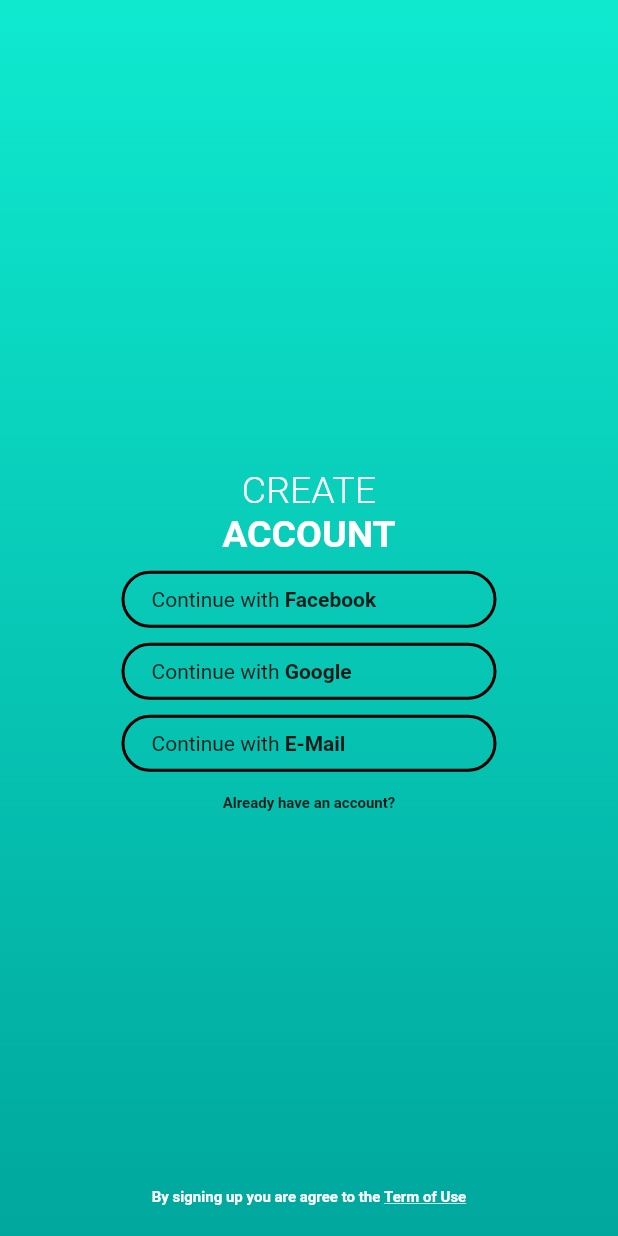
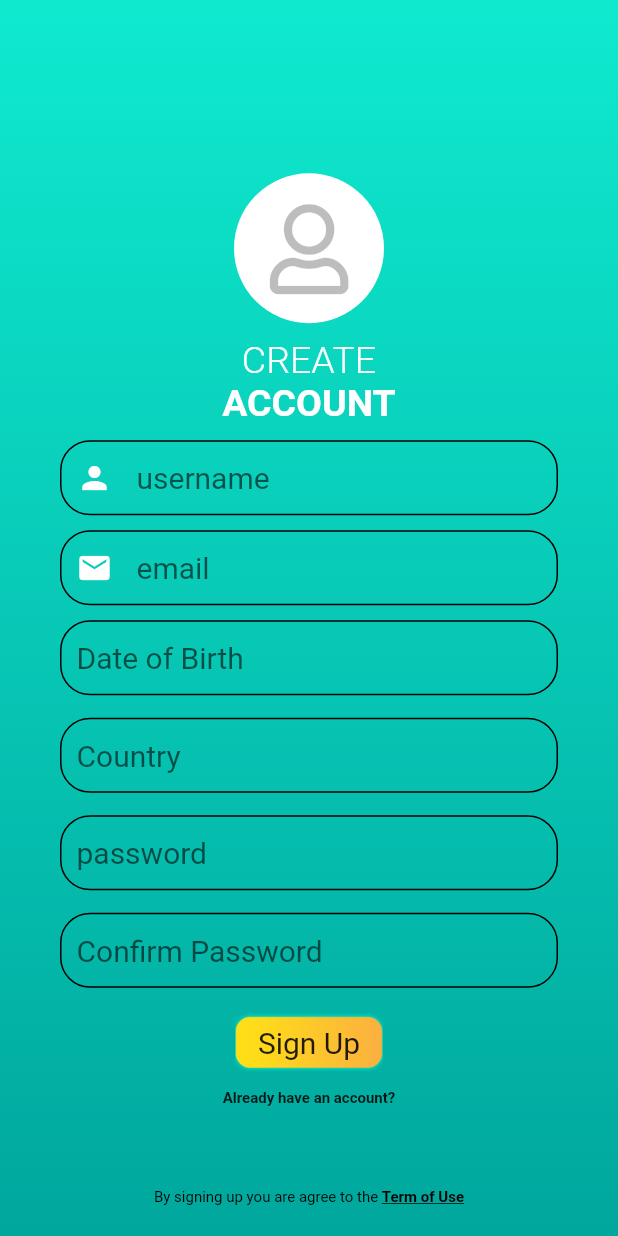
Before and after one commit to azizahmed45/opa_flutter, a Flutter app: the screen it shows after launch, on a phone screen of 412 x 824 dp. Run offline on Flutter 3.47's test engine with Material 2 defaults, Android fonts, the phone set to English and light mode, and no system bars; our stand-ins replace font_awesome_flutter.

Commit message:
Sign up page done needs ratio changes

```diff
--- a/lib/main.dart
+++ b/lib/main.dart
@@ -1,6 +1,7 @@
 import 'package:flutter/material.dart';
 import 'package:opa_flutter/pages/create_account.dart';
 import 'package:opa_flutter/pages/login.dart';
+import 'package:opa_flutter/pages/sign_up.dart';
 import 'package:opa_flutter/pages/splash.dart';
 
 void main() {
@@ -20,7 +21,8 @@ class MyApp extends StatelessWidget {
       ),
       home: Scaffold(
           body:
-          CreateAccount()
+          SignUp()
+          // CreateAccount()
           // Login()
           // Splash()
       ),
--- a/lib/pages/create_account.dart
+++ b/lib/pages/create_account.dart
@@ -101,8 +101,7 @@ class CreateAccount extends StatelessWidget {
                     "By signing up you are agree to the ",
                     style: TextStyle(
                         color: Colors.white,
-                        fontSize: 10,
-                        fontWeight: FontWeight.bold),
+                        fontSize: 10),
                   ),
                   Text(
                     "Term of Use",
--- /dev/null
+++ b/lib/pages/sign_up.dart
@@ -0,0 +1,170 @@
+import 'package:flutter/cupertino.dart';
+import 'package:flutter/material.dart';
+import 'package:flutter/widgets.dart';
+import 'package:font_awesome_flutter/font_awesome_flutter.dart';
+import 'package:opa_flutter/widgets/bordered_item.dart';
+import 'package:opa_flutter/widgets/gradient.dart';
+
+class SignUp extends StatelessWidget {
+  @override
+  Widget build(BuildContext context) {
+    return Container(
+      decoration: pageGradient,
+      width: MediaQuery.of(context).size.width,
+      padding: EdgeInsets.fromLTRB(40, 50, 40, 20),
+      child: Stack(
+        alignment: Alignment.center,
+        children: <Widget>[
+          Column(
+            mainAxisAlignment: MainAxisAlignment.center,
+            children: <Widget>[
+              CircleAvatar(
+                backgroundColor: Colors.white,
+                child: FaIcon(FontAwesomeIcons.user,
+                    size: 60, color: Colors.black26),
+                minRadius: 50,
+              ),
+              SizedBox(
+                height: 10,
+              ),
+              Text(
+                "CREATE",
+                style: TextStyle(
+                    fontSize: 25,
+                    fontWeight: FontWeight.w300,
+                    color: Colors.white),
+              ),
+              Text(
+                "ACCOUNT",
+                style: TextStyle(
+                    fontSize: 25,
+                    fontWeight: FontWeight.bold,
+                    color: Colors.white),
+              ),
+              SizedBox(
+                height: 10,
+              ),
+              BorderedItem(
+                child: TextFormField(
+                  style: TextStyle(fontSize: 20, color: Colors.white),
+                  decoration: InputDecoration(
+                      icon: Icon(
+                        Icons.person,
+                        color: Colors.white,
+                      ),
+                      border: InputBorder.none,
+                      hintText: 'username'),
+                ),
+              ),
+              SizedBox(
+                height: 10,
+              ),
+              BorderedItem(
+                child: TextFormField(
+                  style: TextStyle(fontSize: 20, color: Colors.white),
+                  decoration: InputDecoration(
+                      icon: Icon(
+                        Icons.email,
+                        color: Colors.white,
+                      ),
+                      border: InputBorder.none,
+                      hintText: 'email'),
+                ),
+              ),
+              SizedBox(
+                height: 10,
+              ),
+              BorderedItem(
+                child: TextFormField(
+                  style: TextStyle(fontSize: 20, color: Colors.white),
+                  decoration: InputDecoration(
+                      border: InputBorder.none, hintText: 'Date of Birth'),
+                ),
+              ),
+              SizedBox(
+                height: 15,
+              ),
+              BorderedItem(
+                child: TextFormField(
+                  style: TextStyle(fontSize: 20, color: Colors.white),
+                  decoration: InputDecoration(
+                      border: InputBorder.none, hintText: 'Country'),
+                ),
+              ),
+              SizedBox(
+                height: 15,
+              ),
+              BorderedItem(
+                child: TextFormField(
+                  style: TextStyle(fontSize: 20, color: Colors.white),
+                  decoration: InputDecoration(
+                      border: InputBorder.none, hintText: 'password'),
+                ),
+              ),
+              SizedBox(
+                height: 15,
+              ),
+              BorderedItem(
+                child: TextFormField(
+                  style: TextStyle(fontSize: 20, color: Colors.white),
+                  decoration: InputDecoration(
+                      border: InputBorder.none, hintText: 'Confirm Password'),
+                ),
+              ),
+              SizedBox(
+                height: 15,
+              ),
+              GestureDetector(
+                child: Container(
+                  padding: EdgeInsets.symmetric(vertical: 10, horizontal: 15),
+                  decoration: BoxDecoration(
+                      image: DecorationImage(
+                          image:
+                              AssetImage('assets/images/others/Click-Spin.png'),
+                          fit: BoxFit.cover)),
+                  child: Text(
+                    "Sign Up",
+                    style: TextStyle(fontSize: 20),
+                  ),
+                ),
+              ),
+              SizedBox(
+                height: 10,
+              ),
+              Text(
+                "Already have an account?",
+                style: TextStyle(fontSize: 10, fontWeight: FontWeight.bold),
+              )
+            ],
+          ),
+          Column(
+            mainAxisSize: MainAxisSize.max,
+            mainAxisAlignment: MainAxisAlignment.end,
+            children: <Widget>[
+              Row(
+                mainAxisAlignment: MainAxisAlignment.center,
+                children: <Widget>[
+                  Text(
+                    "By signing up you are agree to the ",
+                    style: TextStyle(
+                      color: Colors.black,
+                      fontSize: 10,
+                    ),
+                  ),
+                  Text(
+                    "Term of Use",
+                    style: TextStyle(
+                        decoration: TextDecoration.underline,
+                        color: Colors.black,
+                        fontSize: 10,
+                        fontWeight: FontWeight.bold),
+                  )
+                ],
+              )
+            ],
+          )
+        ],
+      ),
+    );
+  }
+}
--- a/lib/widgets/bordered_item.dart
+++ b/lib/widgets/bordered_item.dart
@@ -17,10 +17,10 @@ class _BorderedItemState extends State<BorderedItem> {
     return Container(
       width: widget.width != null ? widget.width : double.infinity,
       decoration: BoxDecoration(
-          border: Border.all(color: Colors.black, width: 2),
+          border: Border.all(color: Colors.black, width: 1),
           borderRadius: BorderRadius.circular(20)),
       child: widget.child,
-      padding: EdgeInsets.symmetric(vertical: 1, horizontal: 10),
+      padding: EdgeInsets.symmetric(vertical: 0, horizontal: 10),
     );
   }
 }
--- a/pubspec.yaml
+++ b/pubspec.yaml
@@ -49,6 +49,7 @@ flutter:
   assets:
     - assets/images/footer/
     - assets/images/header/
+    - assets/images/others/
 
   # An image asset can refer to one or more resolution-specific "variants", see
   # https://flutter.dev/assets-and-images/#resolution-aware.
```
Also changed, not shown: assets/images/others/1E908BD0CA82C4A9.png (added), assets/images/others/Click-Spin.png (added), assets/images/others/Cong-PopUp.png (added), assets/images/others/Spin-BG.jpg (added), assets/images/others/Spin-Pointer.png (added), assets/images/others/spin_bg.jpg (added), assets/images/others/spin_bg_dec.png (added), assets/images/others/vpAcc.png (added).
